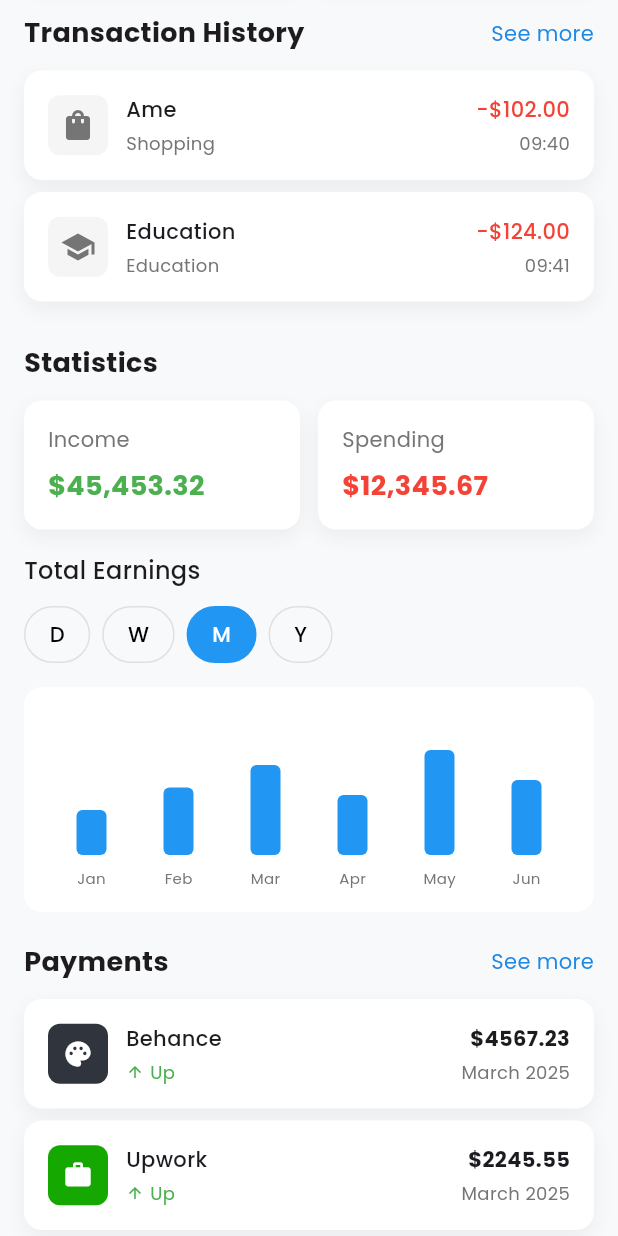
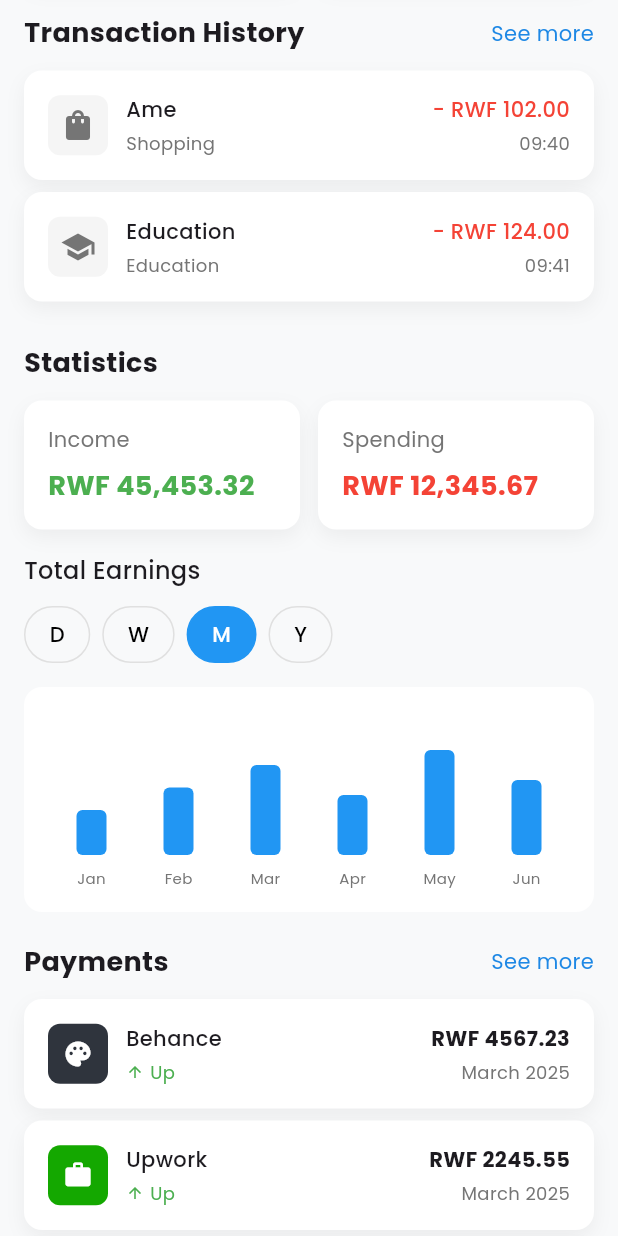
Before and after one commit to niyoblaise/finance_dashboard, a Flutter app: the screen it shows after launch, scrolled down 576 dp, on a phone screen of 412 x 824 dp. Run offline on Flutter 3.47's test engine with Material 3 defaults, Android fonts, the phone set to English and light mode, and no system bars.

Commit message:
WIP: saving local changes before pulling

```diff
--- a/lib/screen/payments_section.dart
+++ b/lib/screen/payments_section.dart
@@ -128,7 +128,7 @@ class PaymentsSection extends StatelessWidget {
             crossAxisAlignment: CrossAxisAlignment.end,
             children: [
               Text(
-                '\$${payment.amount.toStringAsFixed(2)}',
+                'RWF ${payment.amount.toStringAsFixed(2)}',
                 style: const TextStyle(
                   fontWeight: FontWeight.bold,
                 ),
--- a/lib/screen/statistics_section.dart
+++ b/lib/screen/statistics_section.dart
@@ -19,11 +19,11 @@ class StatisticsSection extends StatelessWidget {
         Row(
           children: [
             Expanded(
-              child: _buildStatCard('Income', '\$45,453.32', Colors.green),
+              child: _buildStatCard('Income', 'RWF 45,453.32', Colors.green),
             ),
             const SizedBox(width: 12),
             Expanded(
-              child: _buildStatCard('Spending', '\$12,345.67', Colors.red),
+              child: _buildStatCard('Spending', 'RWF 12,345.67', Colors.red),
             ),
           ],
         ),
--- a/lib/screen/transaction_history.dart
+++ b/lib/screen/transaction_history.dart
@@ -106,7 +106,7 @@ class TransactionHistorySection extends StatelessWidget {
             crossAxisAlignment: CrossAxisAlignment.end,
             children: [
               Text(
-                '-\$${transaction.amount.toStringAsFixed(2)}',
+                '- RWF ${transaction.amount.toStringAsFixed(2)}',
                 style: const TextStyle(
                   color: Colors.red,
                   fontWeight: FontWeight.w500,
```
Also changed, not shown: 1 other file.
